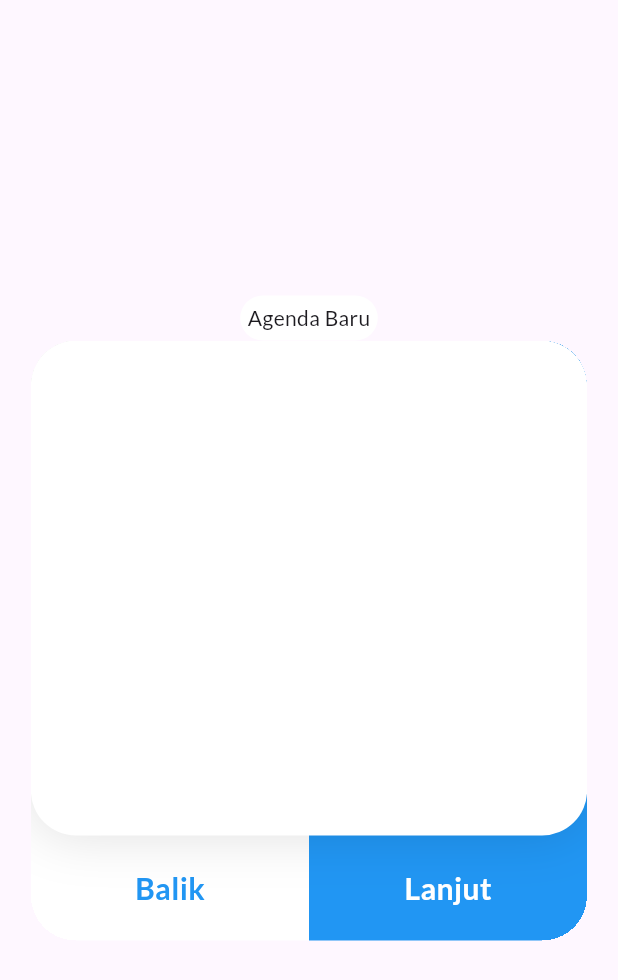
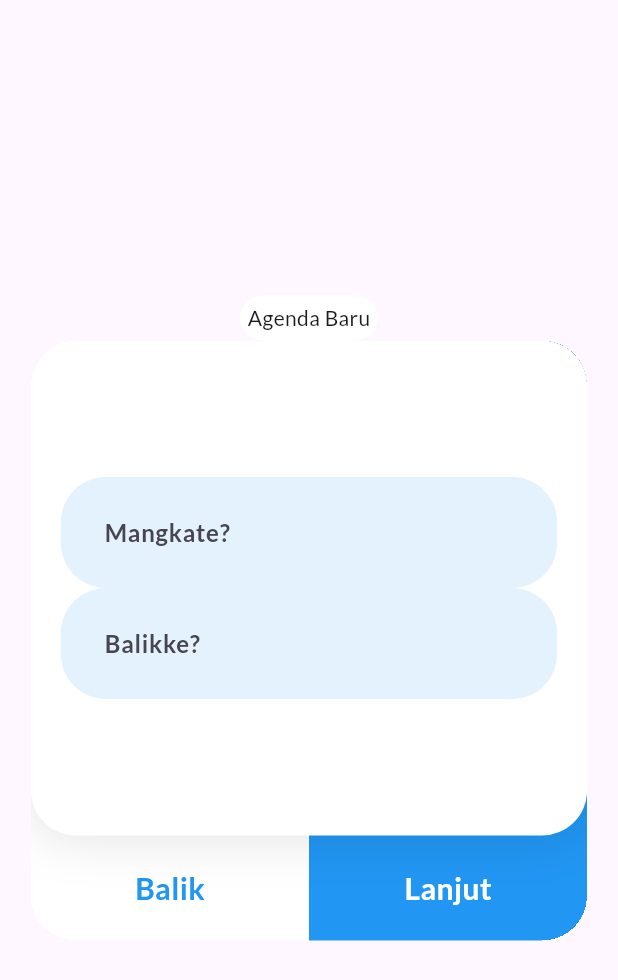
Before and after one commit to hudagraphy/markethink, a Flutter app: the screen it shows after launch, on a phone screen of 412 x 824 dp. Shown: the top 980 px of the screen. Run offline on Flutter 3.47's test engine with Material 3 defaults, Android fonts, the light colour scheme and no system bars; drawn by our look-alikes of flutter_form_builder; our stand-ins replace animated_bottom_navigation_bar, easy_stepper, google_fonts.

Commit message:
Form builder, Date Time Picker, dan input decoration

```diff
--- a/lib/addAgenda.dart
+++ b/lib/addAgenda.dart
@@ -1,13 +1,21 @@
 import 'package:easy_stepper/easy_stepper.dart';
 import 'package:flutter/material.dart';
+import 'package:flutter_form_builder/flutter_form_builder.dart';
+import 'package:intl/intl.dart';
 
-class InputAgenda extends StatelessWidget {
+class InputAgenda extends StatefulWidget {
   const InputAgenda({super.key});
 
+  @override
+  State<InputAgenda> createState() => _InputAgendaState();
+}
+
+class _InputAgendaState extends State<InputAgenda> {
   @override
   Widget build(BuildContext context) {
     double lebarLayar = MediaQuery.of(context).size.width;
     double tinggiLayar = MediaQuery.of(context).size.height;
+    final _kunciForm = GlobalKey<FormBuilderState>();
     return Scaffold(
       body: Container(
         padding: EdgeInsets.symmetric(
@@ -18,6 +26,7 @@ class InputAgenda extends StatelessWidget {
           child: Column(
             mainAxisAlignment: MainAxisAlignment.center,
             children: [
+              //title
               Container(
                 padding: EdgeInsets.all(5),
                 decoration: BoxDecoration(
@@ -25,6 +34,7 @@ class InputAgenda extends StatelessWidget {
                     color: Colors.white),
                 child: Text("Agenda Baru"),
               ),
+              //mainForm
               Container(
                 clipBehavior: Clip.hardEdge,
                 height: 400,
@@ -80,10 +90,12 @@ class InputAgenda extends StatelessWidget {
                       ],
                     ),
                     //form input
-                    Container(
-                      height: 330,
-                      padding: EdgeInsets.all(10),
-                      decoration: BoxDecoration(
+                    FormBuilder(
+                      key: _kunciForm,
+                      child: Container(
+                        height: 330,
+                        padding: EdgeInsets.all(20),
+                        decoration: BoxDecoration(
                           color: Colors.white,
                           borderRadius: BorderRadius.circular(30),
                           boxShadow: [
@@ -91,7 +103,42 @@ class InputAgenda extends StatelessWidget {
                               color: Colors.black12,
                               blurRadius: 30,
                             )
-                          ]),
+                          ],
+                        ),
+                        child: Column(
+                          mainAxisAlignment: MainAxisAlignment.spaceEvenly,
+                          children: [
+                            Column(
+                              children: [
+                                //field Mangkate?
+                                FormBuilderDateTimePicker(
+                                  name: "waktuAgendaStart",
+                                  firstDate: DateTime.now(),
+                                  lastDate: DateTime(2024, 12, 31),
+                                  decoration: PengaturanDekorasiField(
+                                      hintText: "Mangkate?"),
+                                  onChanged: (value) {
+                                    _kunciForm.currentState?.save();
+                                    debugPrint(_kunciForm.currentState?.value
+                                        .toString());
+                                    setState(() {});
+                                  },
+                                ),
+                                //field Balikke?
+                                FormBuilderDateTimePicker(
+                                  name: "waktuAgendaEnd",
+                                  //enabled: ,
+                                  firstDate: _kunciForm
+                                      .currentState?.value['waktuAgendaStart'],
+                                  lastDate: DateTime(2024, 12, 31),
+                                  decoration: PengaturanDekorasiField(
+                                      hintText: "Balikke?"),
+                                ),
+                              ],
+                            ),
+                          ],
+                        ),
+                      ),
                     ),
                   ],
                 ),
@@ -102,4 +149,19 @@ class InputAgenda extends StatelessWidget {
       ),
     );
   }
+
+  InputDecoration PengaturanDekorasiField({
+    required String hintText,
+  }) {
+    return InputDecoration(
+        enabledBorder: OutlineInputBorder(
+          borderRadius: BorderRadius.circular(30),
+          borderSide: BorderSide.none,
+        ),
+        contentPadding: EdgeInsets.all(25),
+        hintText: hintText,
+        hintStyle: TextStyle(fontWeight: FontWeight.bold),
+        fillColor: Colors.blue.shade50,
+        filled: true);
+  }
 }
```
